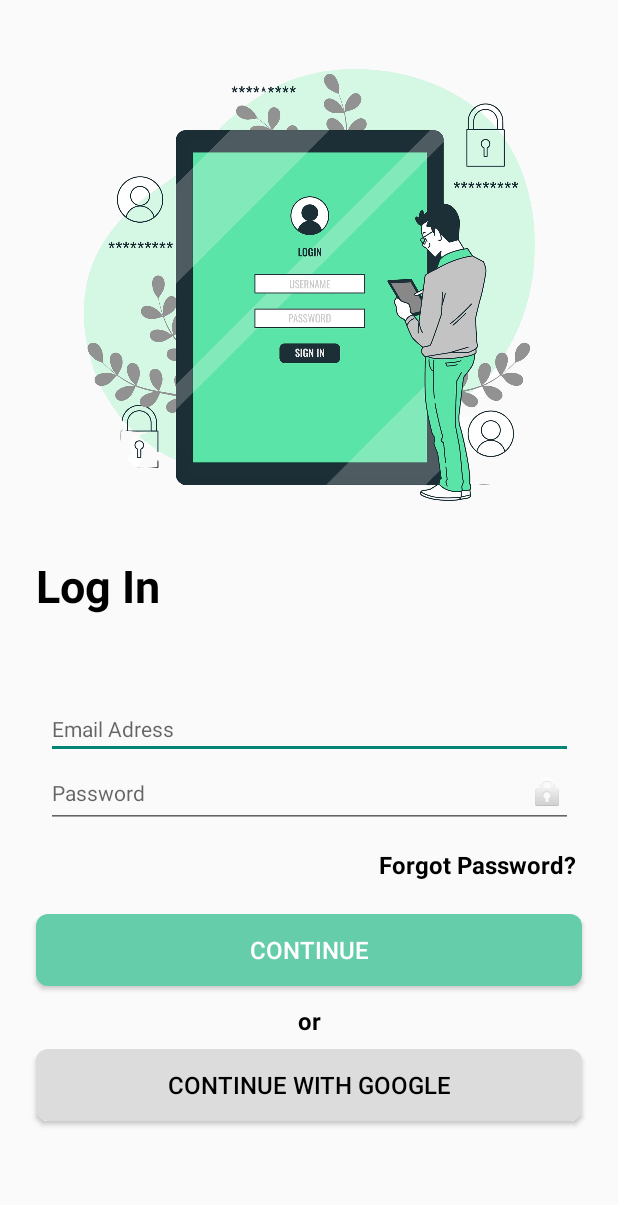
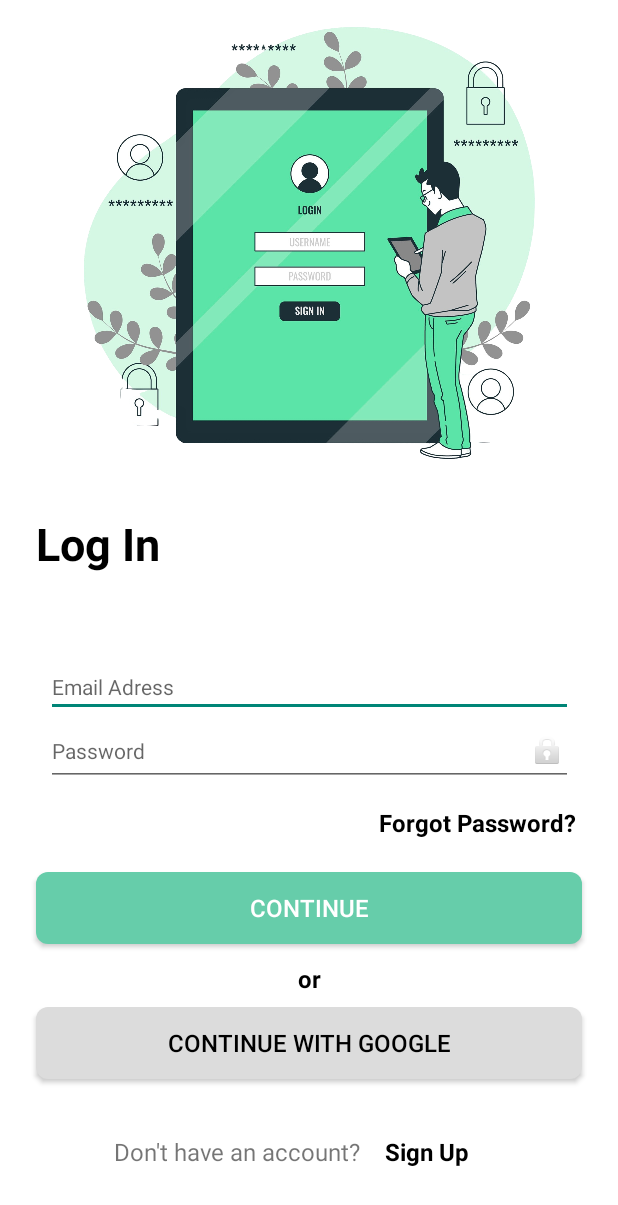
Before and after one commit to fairnoah/Medicals, an Android app: the LoginScreen screen opened directly, with no data from a screen before it, on a phone screen of 412 x 824 dp. Shown: the top 1205 px of the screen. Run offline under Robolectric (Android 15) with nearby library versions, the phone set to English and light mode, and no system bars.

Commit message:
background added

```diff
--- a/app/src/main/java/com/example/medicals/MainActivity.kt
+++ b/app/src/main/java/com/example/medicals/MainActivity.kt
@@ -15,11 +15,7 @@ class MainActivity : AppCompatActivity() {
         setContentView(R.layout.activity_main)
 
         val splashContinueBtn: Button = findViewById(R.id.splashContinueBtn)
-//        ViewCompat.setOnApplyWindowInsetsListener(findViewById(R.id.main)) { v, insets ->
-//            val systemBars = insets.getInsets(WindowInsetsCompat.Type.systemBars())
-//            v.setPadding(systemBars.left, systemBars.top, systemBars.right, systemBars.bottom)
-//            insets
-//        }
+
 
         splashContinueBtn.setOnClickListener {
             // Create an Intent to navigate to GenderActivity
--- a/app/src/main/res/layout/activity_login_screen.xml
+++ b/app/src/main/res/layout/activity_login_screen.xml
@@ -12,7 +12,7 @@
         android:layout_width="320dp"
         android:layout_height="318dp"
         android:layout_marginStart="24dp"
-        android:layout_marginTop="32dp"
+        android:layout_marginTop="4dp"
         android:layout_marginEnd="24dp"
         android:importantForAccessibility="no"
         app:layout_constraintEnd_toEndOf="parent"
@@ -144,7 +144,8 @@
         app:layout_constraintBottom_toBottomOf="parent"
         app:layout_constraintEnd_toEndOf="parent"
         app:layout_constraintStart_toStartOf="parent"
-        app:layout_constraintTop_toBottomOf="@+id/button3">
+        app:layout_constraintTop_toBottomOf="@+id/button3"
+        app:layout_constraintVertical_bias="0.050000012">
 
         <TextView
             android:id="@+id/textView2"
--- a/app/src/main/res/layout/activity_main.xml
+++ b/app/src/main/res/layout/activity_main.xml
@@ -5,6 +5,7 @@
     android:id="@+id/main"
     android:layout_width="match_parent"
     android:layout_height="match_parent"
+    android:background="@android:color/white"
     tools:context=".MainActivity">
 
     <ImageView
@@ -14,10 +15,12 @@
         android:layout_marginStart="185dp"
         android:layout_marginTop="356dp"
         android:layout_marginEnd="185dp"
+        android:importantForAccessibility="no"
         app:layout_constraintEnd_toEndOf="parent"
         app:layout_constraintHorizontal_bias="0.503"
         app:layout_constraintStart_toStartOf="parent"
         app:layout_constraintTop_toTopOf="parent"
+        android:background="@android:color/white"
         app:srcCompat="@drawable/medicallogo" />
 
     <Button
@@ -29,7 +32,7 @@
         android:layout_marginEnd="24dp"
         android:layout_marginBottom="80dp"
         android:background="@drawable/action_button"
-        android:text="Continue"
+        android:text="@string/splash_continue_btn"
         android:textColor="@color/white"
         android:textSize="16sp"
         app:layout_constraintBottom_toBottomOf="parent"
--- a/app/src/main/res/values/strings.xml
+++ b/app/src/main/res/values/strings.xml
@@ -21,4 +21,5 @@
     <string name="login_or">or</string>
     <string name="login_continue_btn">Continue</string>
     <string name="login_log_in">Log In</string>
+    <string name="splash_continue_btn">Continue</string>
 </resources>
--- a/app/src/main/res/values/themes.xml
+++ b/app/src/main/res/values/themes.xml
@@ -3,9 +3,11 @@
     <style name="Base.Theme.Medicals" parent="Theme.AppCompat.DayNight.NoActionBar">
         <!-- Customize your light theme here. -->
         <!-- <item name="colorPrimary">@color/my_light_primary</item> -->
+        <item name="android:windowBackground">@android:color/white</item>
     </style>
     <style name="HintTextStyle">
         <item name="android:textSize">14sp</item>
+<!--        <item name="android:windowBackground">@android:color/white</item>-->
 <!--        <item name="android:textColor">#333333</item>-->
 <!--        <item name="android:fontFamily">sans-serif-medium</item>-->
 <!--        <item name="android:textStyle">italic</item>-->
```
